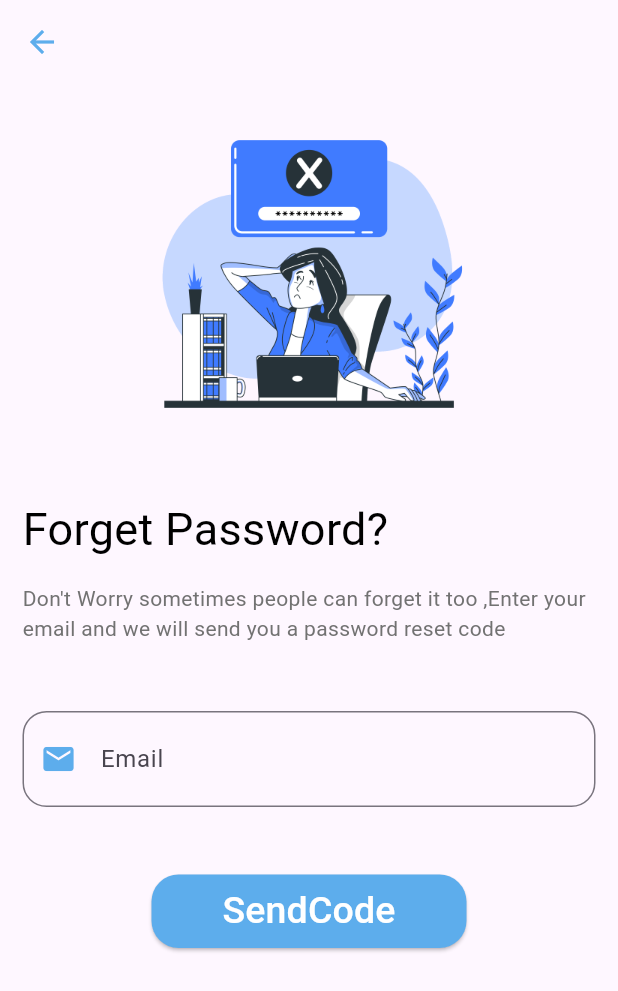
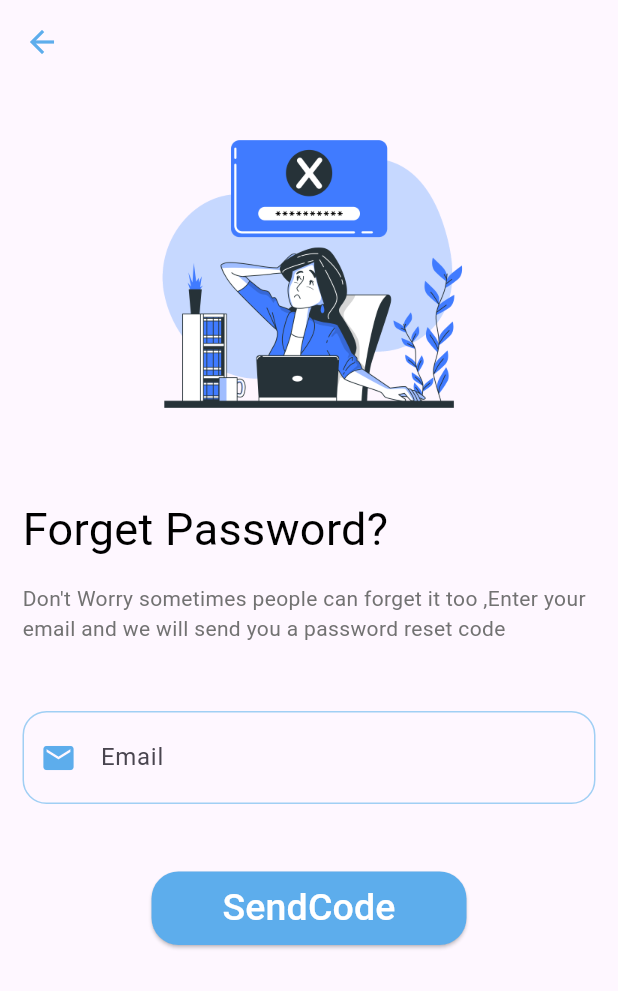
Before and after one commit to OsamaEbrahim1/Reminder_App, a Flutter app: the ResetPassword screen opened directly, on a phone screen of 412 x 824 dp. Shown: the top 991 px of the screen. Run offline on Flutter 3.47's test engine with Material 3 defaults, Android fonts, the phone set to English and light mode, and no system bars; our stand-ins replace calendar_date_picker2, dio, flutter_bloc, flutter_otp_text_field, google_nav_bar, image_picker and 3 more; missing offline and left inert: dart:ffi; accounts and stored records are empty.

Commit message:
forget_password

```diff
--- a/lib/core/api/end_points.dart
+++ b/lib/core/api/end_points.dart
@@ -7,7 +7,7 @@ class EndPoints{
   // }
   static String Profile="profile/ProfileUser/1";
   static String LogOut="user/Logout";
-
+  static String forgetpassword="forgetPassword";
 }
 
 class ApiKey{
@@ -17,6 +17,7 @@ class ApiKey{
   static String password="password";
   static String token="token";
   static String message="message";
+  static String success="success";
   static String id="id";
   static String name="name";
   static String image="image";
--- a/lib/cubit/user_state.dart
+++ b/lib/cubit/user_state.dart
@@ -4,6 +4,8 @@ import 'package:reminder_app/models/user_model.dart';
 class UserState {}
 
 final class UserInitial extends UserState {}
+
+//signIn
 final class SignInSuccess extends UserState {}
 final class SignInLoading extends UserState {}
 final class SignInFailure extends UserState {
@@ -11,8 +13,14 @@ final class SignInFailure extends UserState {
 
   SignInFailure({required this.errmessage});
 }
+
+
+//uploadImage
 final class UploadProfilePic extends UserState {}
 
+
+
+//signUp
 final class SignUpSuccess extends UserState {
   final String message;
 
@@ -26,6 +34,8 @@ final class SignUpFailure extends UserState {
 }
 
 
+
+//Profile=getuser
 final class GetUserSuccess extends UserState {
   final UserModel user;
 
@@ -38,6 +48,8 @@ final class GetUserFailure extends UserState {
   GetUserFailure({required this.errMessage});
 }
 
+
+//LogOut
 final class LogOutSuccess extends UserState {
   final LogOutModel message;
 
@@ -49,3 +61,17 @@ final class LogOutFailure extends UserState {
 
   LogOutFailure({required this.errmessage});
 }
+
+
+//Forget Password
+final class ForgetPassSuccess extends UserState {
+  final String message;
+
+  ForgetPassSuccess({required this.message});
+}
+final class ForgetPassLoading extends UserState {}
+final class ForgetPassFailure extends UserState {
+  final String errMessage;
+
+  ForgetPassFailure({required this.errMessage});
+}
--- /dev/null
+++ b/lib/models/forget_model.dart
@@ -0,0 +1,16 @@
+import 'package:reminder_app/core/api/end_points.dart';
+
+class ForgetModel {
+  final String status;
+  final bool success;
+
+  ForgetModel({required this.status, required this.success});
+
+
+  factory ForgetModel.fromJson(Map<String, dynamic> jsonData) {
+    return ForgetModel(
+      status: jsonData[ApiKey.status],
+      success: jsonData[ApiKey.success],
+    );
+  }
+}
--- a/lib/screens/reset_password.dart
+++ b/lib/screens/reset_password.dart
@@ -1,27 +1,50 @@
 import 'package:flutter/material.dart';
+import 'package:flutter_bloc/flutter_bloc.dart';
+import 'package:reminder_app/components/textformfield.dart';
+import 'package:reminder_app/cubit/user_cubit.dart';
+import 'package:reminder_app/cubit/user_state.dart';
 import 'package:reminder_app/screens/code_reset.dart';
-
 
 class ResetPassword extends StatelessWidget {
   const ResetPassword({super.key});
 
   @override
   Widget build(BuildContext context) {
+    return BlocConsumer<UserCubit, UserState>(
+      listener: (context, state) {
+        if (state is ForgetPassSuccess) {
+          ScaffoldMessenger.of(context).showSnackBar(
+            const SnackBar(
+              content: Text('Code sent successfully'),
+            ),
+          );
+          Navigator.of(context).push(
+            MaterialPageRoute(builder: (context) {
+              return const CodeReset();
+            }),
+          );
+        } else if (state is ForgetPassFailure) {
+          ScaffoldMessenger.of(context)
+              .showSnackBar(SnackBar(content: Text(state.errMessage)));
+        }
+      },
+      builder: (context, state) {
         return Scaffold(
           appBar: AppBar(
             backgroundColor: Colors.transparent,
             elevation: 0,
-          leading: BackButton(color: Color(0xFF5DADEC)),
+            leading: const BackButton(color: Color(0xFF5DADEC)),
           ),
           body: SingleChildScrollView(
             child: Column(children: [
-              Center(
+              const Center(
                 child: Image(
                   image: AssetImage("images/Forgot.png"),
                   height: 250,
                   width: 250,
                 ),
-              ),Padding(
+              ),
+              Padding(
                 padding: const EdgeInsets.only(top: 25),
                 child: Column(
                   crossAxisAlignment: CrossAxisAlignment.start,
@@ -51,21 +74,16 @@ class ResetPassword extends StatelessWidget {
                         ),
                       ),
                     ),
+
                     Padding(
-                padding: const EdgeInsets.symmetric(horizontal: 15, vertical: 30),
-                child: TextField(
-                  decoration: InputDecoration(
-                    contentPadding: const EdgeInsets.all(20),
-                    labelText: 'Email',
-                    prefixIcon: const Icon(Icons.email,color: Color(0xFF5DADEC),),
-                    prefixIconColor: const Color(0xFF5DADEC),
-                    hintText: 'Enter Your Email',
-                    hintStyle: const TextStyle(color: Color(0xFF5DADEC)),
-                    border: OutlineInputBorder(
-                      borderRadius: BorderRadius.circular(16),
-                      borderSide: const BorderSide(color: Colors.green),
-                    ),
-                  ),
+                      padding: const EdgeInsets.symmetric(
+                          horizontal: 15, vertical: 30),
+                      child: CustomTextForm(
+                        hinttext: 'Email',
+                        controller: context.read<UserCubit>().forgetPassword,
+                        label: 'Email',
+                        myicon:
+                            const Icon(Icons.mail, color: Color(0xFF5dadec)),
                       ),
                     ),
 
@@ -74,18 +92,21 @@ class ResetPassword extends StatelessWidget {
                     ),
 
                     Center(
-                child: ElevatedButton(
+                      child: state is ForgetPassLoading
+                          ? CircularProgressIndicator()
+                          : ElevatedButton(
                               style: ElevatedButton.styleFrom(
                                 shape: RoundedRectangleBorder(
                                     borderRadius: BorderRadius.circular(18)),
-                    backgroundColor: Color(0xFF5DADEC),
-                    minimumSize: Size(210, 49),
+                                backgroundColor: const Color(0xFF5DADEC),
+                                minimumSize: const Size(210, 49),
                               ),
                               onPressed: () {
-                    Navigator.of(context)
-                        .push(MaterialPageRoute(builder: (context) {
-                      return CodeReset();
-                    }));
+                                context.read<UserCubit>().forgetPass();
+                                // Navigator.of(context)
+                                //     .push(MaterialPageRoute(builder: (context) {
+                                //   return const CodeReset();
+                                // }));
                               },
                               child: const Text(
                                 "SendCode",
@@ -102,5 +123,7 @@ class ResetPassword extends StatelessWidget {
             ]),
           ),
         );
+      },
+    );
   }
 }
```
Also changed, not shown: lib/cubit/user_cubit.dart (+20 -2 lines), lib/screens/code_reset.dart (+21 -10 lines). Lines whose indentation alone changed are shown as unchanged.
